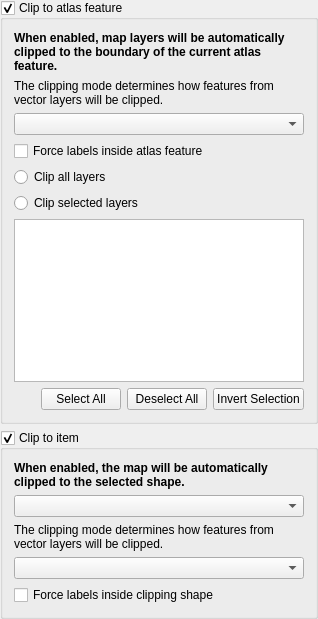
This is src/ui/layout/qgslayoutmapclippingwidgetbase.ui in qgis/QGIS as Qt 5 draws it before an edit. The edited form follows.
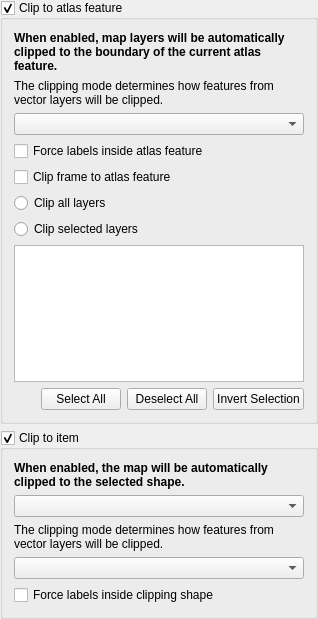
This is the edited form. Custom widgets are drawn as their Qt base class.

Commit message: [layouts] Allow for atlas geometries to reshape the frame of map items

What changed in the file:
```diff
--- a/src/ui/layout/qgslayoutmapclippingwidgetbase.ui
+++ b/src/ui/layout/qgslayoutmapclippingwidgetbase.ui
@@ -41,7 +41,7 @@
       <bool>true</bool>
      </property>
      <layout class="QGridLayout" name="gridLayout">
-      <item row="6" column="0">
+      <item row="7" column="0">
        <widget class="QTreeView" name="mLayersTreeView">
         <property name="headerHidden">
          <bool>true</bool>
@@ -74,7 +74,7 @@
         </property>
        </widget>
       </item>
-      <item row="7" column="0">
+      <item row="8" column="0">
        <layout class="QHBoxLayout" name="horizontalLayout">
         <item>
          <spacer name="horizontalSpacer">
@@ -112,14 +112,14 @@
         </item>
        </layout>
       </item>
-      <item row="5" column="0">
+      <item row="6" column="0">
        <widget class="QRadioButton" name="mRadioClipSelectedLayers">
         <property name="text">
          <string>Clip selected layers</string>
         </property>
        </widget>
       </item>
-      <item row="4" column="0">
+      <item row="5" column="0">
        <widget class="QRadioButton" name="mRadioClipAllLayers">
         <property name="text">
          <string>Clip all layers</string>
@@ -133,6 +133,13 @@
         </property>
        </widget>
       </item>
+      <item row="4" column="0">
+       <widget class="QCheckBox" name="mClipFrameCheckBox">
+        <property name="text">
+         <string>Clip frame to atlas feature</string>
+        </property>
+       </widget>
+      </item>
      </layout>
     </widget>
    </item>
```
The commit also changes 8 other files.
